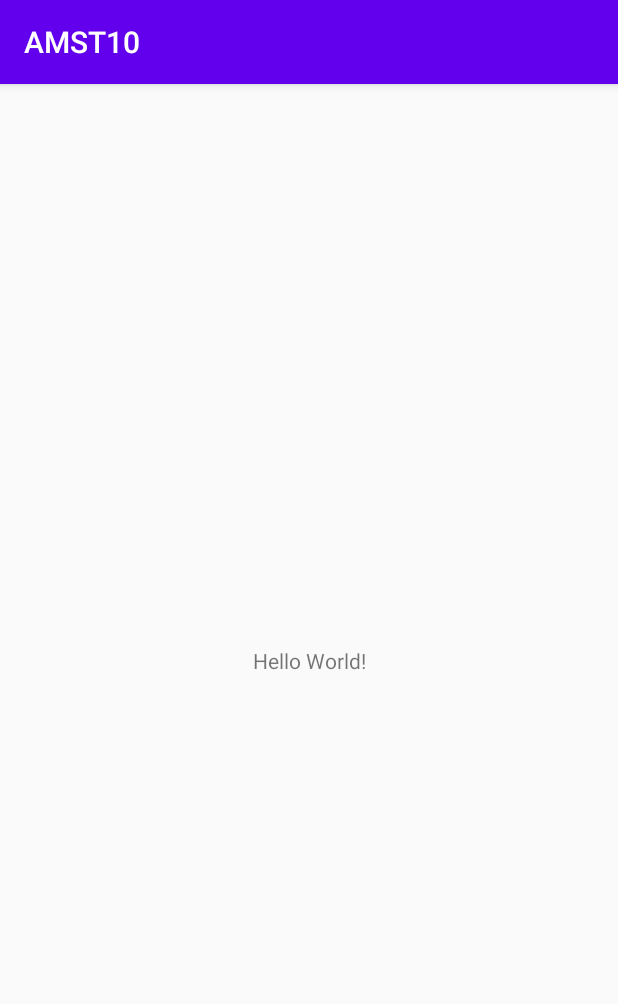
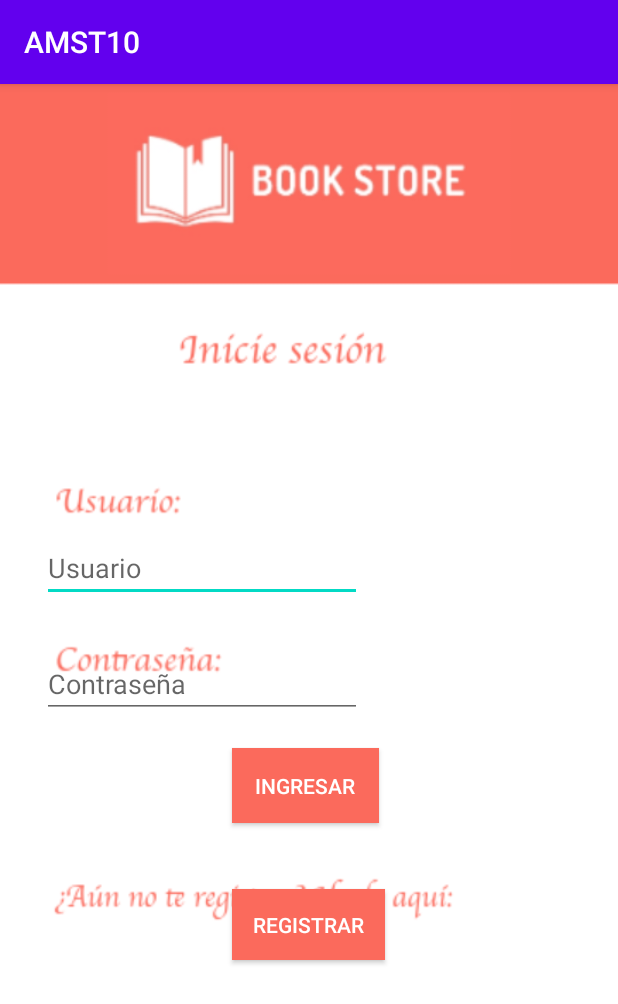
Before and after one commit to RhandallValdez/PST_TA5_G10, an Android app: the screen it shows after launch (MainActivity before the commit, Inicio after it), on a phone screen of 412 x 824 dp. Shown: the top 1004 px of the screen. Run offline under Robolectric (Android 15) with nearby library versions, the phone set to English and light mode, and no system bars.

Commit message:
Primer intento para verificar que usuario y contrasena sean los correctos-FALTA-, agrego clase AsyncQuery y UsuarioActual

```diff
--- /dev/null
+++ b/app/src/main/java/com/example/amst10/Inicio.java
@@ -0,0 +1,54 @@
+package com.example.amst10;
+
+import androidx.appcompat.app.AppCompatActivity;
+
+import android.content.Intent;
+import android.os.Bundle;
+import android.view.View;
+import android.widget.EditText;
+import android.widget.Toast;
+
+import java.util.concurrent.ExecutionException;
+
+public class Inicio extends AppCompatActivity {
+    private EditText etUser,etContra;
+    String login = "https://lab6-guzman.000webhostapp.com/login.php";
+    UsuarioActual actUsuario;
+    @Override
+    protected void onCreate(Bundle savedInstanceState) {
+        super.onCreate(savedInstanceState);
+        setContentView(R.layout.activity_main);
+        etUser = findViewById(R.id.usuarioInicio);
+        etContra = findViewById(R.id.ContraInicio);
+    }
+    public void ingresar(View v){
+        String[] resultado;
+        try {
+            String[] datos = new String[]{
+                    "login",
+                    login,
+                    etUser.getText().toString(),
+                    etContra.getText().toString()
+            };
+            AsyncQuery async = new AsyncQuery();
+            resultado = async.execute(datos).get();
+            System.out.println(resultado[0]);
+            String[] info = resultado[0].split(",");
+            if (info[0].equals("denegado")){
+                Toast.makeText(Inicio.this, "Usuario no registrado o datos ingresados incorrectos.", Toast.LENGTH_SHORT).show();
+                return;
+            }
+            actUsuario = new UsuarioActual(info[1], info[2],info[4],info[3],info[5],info[6]);
+            System.out.println(info[1]+info[2]+info[3]);
+        } catch (ExecutionException e) {
+            e.printStackTrace();
+        } catch (InterruptedException e) {
+            e.printStackTrace();
+        }
+
+    }
+    public void irRegistro(View v){
+        Intent intent = new Intent(this,Registro.class);
+        startActivity(intent);
+    }
+}
--- a/app/src/main/java/com/example/amst10/MainActivity.java
+++ /dev/null
@@ -1,14 +0,0 @@
-package com.example.amst10;
-
-import androidx.appcompat.app.AppCompatActivity;
-
-import android.os.Bundle;
-
-public class MainActivity extends AppCompatActivity {
-
-    @Override
-    protected void onCreate(Bundle savedInstanceState) {
-        super.onCreate(savedInstanceState);
-        setContentView(R.layout.activity_main);
-    }
-}
--- a/app/src/main/java/com/example/amst10/splashInicio.java
+++ b/app/src/main/java/com/example/amst10/splashInicio.java
@@ -1,13 +1,10 @@
 package com.example.amst10;
-
-import androidx.appcompat.app.AppCompatActivity;
 
 import android.app.Activity;
 import android.content.Intent;
 import android.content.pm.ActivityInfo;
 import android.os.Bundle;
 import android.os.Handler;
-import android.util.Log;
 import android.view.Window;
 import android.view.WindowManager;
 
@@ -26,7 +23,7 @@ public class splashInicio extends Activity {
         new Handler().postDelayed(new Runnable(){
             @Override
             public void run() {
-                Intent intent = new Intent(splashInicio.this,MainActivity.class);
+                Intent intent = new Intent(splashInicio.this, Inicio.class);
                 startActivity(intent);
                 finish();
             }
--- a/app/src/main/res/layout/activity_main.xml
+++ b/app/src/main/res/layout/activity_main.xml
@@ -4,15 +4,59 @@
     xmlns:tools="http://schemas.android.com/tools"
     android:layout_width="match_parent"
     android:layout_height="match_parent"
-    tools:context=".MainActivity">
+    android:background="@drawable/sign_in"
+    tools:context=".Inicio">
 
-    <TextView
+    <EditText
+        android:id="@+id/usuarioInicio"
         android:layout_width="wrap_content"
         android:layout_height="wrap_content"
-        android:text="Hello World!"
-        app:layout_constraintBottom_toBottomOf="parent"
-        app:layout_constraintLeft_toLeftOf="parent"
-        app:layout_constraintRight_toRightOf="parent"
+        android:layout_marginStart="28dp"
+        android:layout_marginTop="300dp"
+        android:ems="10"
+        android:hint="Usuario"
+        android:inputType="textPersonName"
+        app:layout_constraintStart_toStartOf="parent"
         app:layout_constraintTop_toTopOf="parent" />
 
+    <EditText
+        android:id="@+id/ContraInicio"
+        android:layout_width="wrap_content"
+        android:layout_height="wrap_content"
+        android:layout_marginStart="28dp"
+        android:layout_marginTop="32dp"
+        android:ems="10"
+        android:hint="Contraseña"
+        android:inputType="textPersonName"
+        android:password="true"
+        app:layout_constraintStart_toStartOf="parent"
+        app:layout_constraintTop_toBottomOf="@+id/usuarioInicio" />
+
+    <Button
+        android:id="@+id/button"
+        android:layout_width="102dp"
+        android:layout_height="47dp"
+        android:layout_marginTop="44dp"
+        android:background="#FB6A5C"
+        android:onClick="irRegistro"
+        android:text="Registrar"
+        android:textColor="#FFFFFF"
+        app:layout_constraintEnd_toEndOf="parent"
+        app:layout_constraintHorizontal_bias="0.498"
+        app:layout_constraintStart_toStartOf="parent"
+        app:layout_constraintTop_toBottomOf="@+id/button2" />
+
+    <Button
+        android:id="@+id/button2"
+        android:layout_width="98dp"
+        android:layout_height="50dp"
+        android:layout_marginTop="20dp"
+        android:background="#FB6A5C"
+        android:onClick="ingresar"
+        android:text="Ingresar"
+        android:textColor="#FFFFFF"
+        app:layout_constraintEnd_toEndOf="parent"
+        app:layout_constraintHorizontal_bias="0.492"
+        app:layout_constraintStart_toStartOf="parent"
+        app:layout_constraintTop_toBottomOf="@+id/ContraInicio" />
 </androidx.constraintlayout.widget.ConstraintLayout>
--- a/app/src/main/res/values/strings.xml
+++ b/app/src/main/res/values/strings.xml
@@ -1,3 +1,7 @@
 <resources>
     <string name="app_name">AMST10</string>
+    <string name="categoria1">Ciencia Ficcion</string>
+    <string name="categoria2">Terror/Horror</string>
+    <string name="categoria3">Romance/Drama</string>
+    <string name="categoria4">Aventura</string>
 </resources>
```
Also changed, not shown: app/src/main/AndroidManifest.xml (+5 -3 lines), app/src/main/java/com/example/amst10/AsyncQuery.java (added, +113 -0 lines), app/src/main/java/com/example/amst10/Registro.java (added, +64 -0 lines), app/src/main/java/com/example/amst10/UsuarioActual.java (added, +39 -0 lines), app/src/main/res/layout/activity_registro.xml (added, +105 -0 lines), app/src/main/res/values/arrays.xml (added, +9 -0 lines), app/src/main/res/drawable/registro1.png (added).
